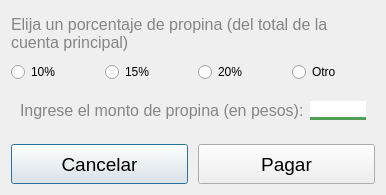
Old version of the form El-Patio/administrador/agregar_propina_cuenta.ui in the repository MrDanielG/IHC-ElPatio.
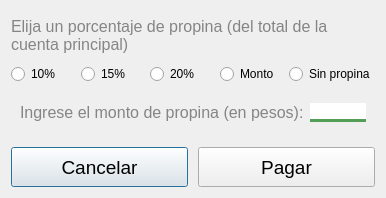
New version of the form.

The edit to the form file:
```diff
--- a/El-Patio/administrador/agregar_propina_cuenta.ui
+++ b/El-Patio/administrador/agregar_propina_cuenta.ui
@@ -7,7 +7,7 @@
     <x>0</x>
     <y>0</y>
     <width>386</width>
-    <height>195</height>
+    <height>198</height>
    </rect>
   </property>
   <property name="windowTitle">
@@ -96,7 +96,14 @@
        <item>
         <widget class="QRadioButton" name="otroMonto">
          <property name="text">
-          <string>Otro</string>
+          <string>Monto</string>
+         </property>
+        </widget>
+       </item>
+       <item>
+        <widget class="QRadioButton" name="sinPropina">
+         <property name="text">
+          <string>Sin propina</string>
          </property>
         </widget>
        </item>
```
